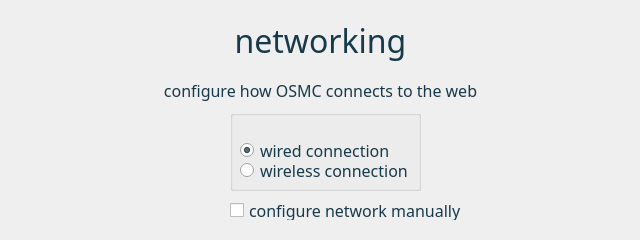
Above: networksetup.ui from tomdoyle87/osmc-linux-installer before the change. Below: the same form after it.
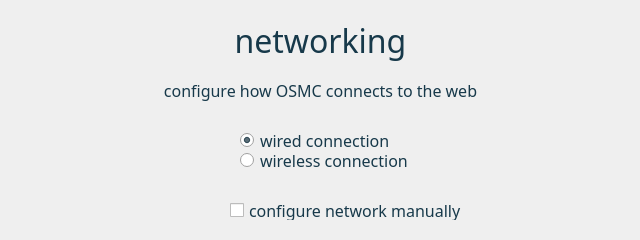
That is the form after the change. Icons and pictures are not drawn.

Commit message:
removed un-needed border from 2 screens
Screens: Network & Preeseed

Patch:
```diff
--- a/networksetup.ui
+++ b/networksetup.ui
@@ -139,14 +139,15 @@
    <property name="geometry">
     <rect>
      <x>230</x>
-     <y>110</y>
+     <y>100</y>
      <width>191</width>
      <height>81</height>
     </rect>
    </property>
    <property name="styleSheet">
     <string notr="true">color: #17394A;
-background: rgb(240, 240, 240, 0);</string>
+background: rgb(240, 240, 240, 0);
+border: none</string>
    </property>
    <property name="title">
     <string/>
```
The commit also changes 2 other files.
